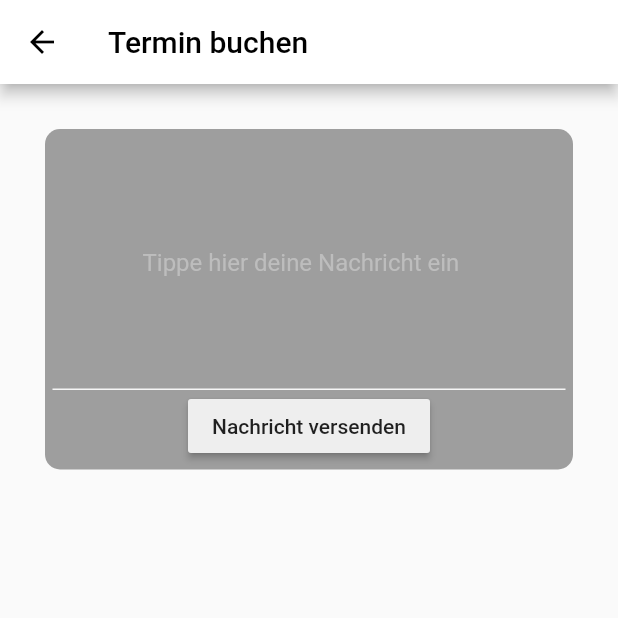
After one commit to NBN98/ScHool4.0, a Flutter app: the screen it shows after launch, item 5 of the bottom bar chosen, after a tap on "Markus Müller", on a phone screen of 412 x 824 dp, the top half of it. The commit adds this screen. Run offline on Flutter 3.47's test engine with Material 2 defaults, Android fonts, the phone set to English and light mode, and no system bars; our stand-ins replace cached_network_image.

Commit message:
Verions 1 final

```diff
--- a/uiapp/lib/Elterngespräch.dart
+++ b/uiapp/lib/Elterngespräch.dart
@@ -1,27 +1,27 @@
+
 import 'package:flutter/material.dart';
+import 'package:uiapp/Termin.dart';
 import './main.dart';
+import 'package:cached_network_image/cached_network_image.dart';
+
+
+
 
 class Meeting extends StatelessWidget {
+  bool iSearchung = false;
   @override
   Widget build(BuildContext context) {
     return Scaffold(
         appBar: AppBar(
           backgroundColor: Colors.white,
-          title: Text('Elterngespräch', style: TextStyle(color: Colors.black),),
+          title: Text('Elterngespräch', style: TextStyle(color: Colors.black),),    //TextField(decoration: InputDecoration(hintText: "Suche nach Lehrer/in"),)
           leading: IconButton(icon: Icon(Icons.arrow_back), color: Colors.black, onPressed: (){
             Navigator.push(context,
               MaterialPageRoute(builder: (context) => MyApp()),
             );
           },
           ),
-          actions: <Widget>[
-            IconButton(
-                icon: Icon(Icons.search), color: Colors.black,
-              onPressed: (){
 
-              },
-            )
-          ],
         ),
         body: SingleChildScrollView(
             child: Column(
@@ -32,12 +32,135 @@ class Meeting extends StatelessWidget {
                       margin: const EdgeInsets.all(8.0),
                       color: Colors.white,
                       child: ListTile(
-                        title: Text("Max Mustermann, \n Klasse 11a, \n Asam-Gymnasium München", style: TextStyle(color: Colors.black, fontWeight:  FontWeight.w500),),
+                        title: Text("Mit welchen Lehrern möchten Sie ein Gespräch/Elterngespräch ausmachen?", style: TextStyle(color: Colors.black, fontWeight:  FontWeight.w500),),
                       )
                   ),
                   const SizedBox(height: 10.0,),
+                  Card(
+                    shape: RoundedRectangleBorder(borderRadius: BorderRadius.circular(10.0)),
+                    child: Column(
+                      children: <Widget>[
+                        ListTile(
+                          title: Text("Markus Müller", style: TextStyle(color: Colors.black),),
+                          trailing: Icon(Icons.keyboard_arrow_right),
+                          onTap: (){
+                            Navigator.of(context)
+                                .push(
+                                MaterialPageRoute(
+                                    builder: (context) => Appointment()
+                                )
+                            );
+                          },
 
-                ]
+                        ),
+                        ListTile(
+                          title: Text("Gabriela Bauer", style: TextStyle(color: Colors.black),),
+                          trailing: Icon(Icons.keyboard_arrow_right),
+                          onTap: (){
+                            Navigator.of(context)
+                                .push(
+                                MaterialPageRoute(
+                                    builder: (context) => Appointment()
+                                )
+                            );
+                          },
+
+                        ),
+                        ListTile(
+                          title: Text("Markus Koch", style: TextStyle(color: Colors.black),),
+                          trailing: Icon(Icons.keyboard_arrow_right),
+                          onTap: (){
+                            Navigator.of(context)
+                                .push(
+                                MaterialPageRoute(
+                                    builder: (context) => Appointment()
+                                )
+                            );
+                          },
+
+                        ),
+                        ListTile(
+                          title: Text("Angelo Meier", style: TextStyle(color: Colors.black),),
+                          trailing: Icon(Icons.keyboard_arrow_right),
+                          onTap: (){
+                            Navigator.of(context)
+                                .push(
+                                MaterialPageRoute(
+                                    builder: (context) => Appointment()
+                                )
+                            );
+                          },
+
+                        ),
+                        ListTile(
+                          title: Text("Sabina Stiller", style: TextStyle(color: Colors.black),),
+                          trailing: Icon(Icons.keyboard_arrow_right),
+                          onTap: (){
+                            Navigator.of(context)
+                                .push(
+                                MaterialPageRoute(
+                                    builder: (context) => Appointment()
+                                )
+                            );
+                          },
+
+                        ),
+                        ListTile(
+                          title: Text("Ursula Landkammer", style: TextStyle(color: Colors.black),),
+                          trailing: Icon(Icons.keyboard_arrow_right),
+                          onTap: (){
+                            Navigator.of(context)
+                                .push(
+                                MaterialPageRoute(
+                                    builder: (context) => Appointment()
+                                )
+                            );
+                          },
+
+                        ),
+                        ListTile(
+                          title: Text("Dieter Wolfahrt", style: TextStyle(color: Colors.black),),
+                          trailing: Icon(Icons.keyboard_arrow_right),
+                          onTap: (){
+                            Navigator.of(context)
+                                .push(
+                                MaterialPageRoute(
+                                    builder: (context) => Appointment()
+                                )
+                            );
+                          },
+
+                        ),
+                        ListTile(
+                          title: Text("Nina Haag", style: TextStyle(color: Colors.black),),
+                          trailing: Icon(Icons.keyboard_arrow_right),
+                          onTap: (){
+                            Navigator.of(context)
+                                .push(
+                                MaterialPageRoute(
+                                    builder: (context) => Appointment()
+                                )
+                            );
+                          },
+
+                        ),
+                        ListTile(
+                          title: Text("Alexander Bruch", style: TextStyle(color: Colors.black),),
+                          trailing: Icon(Icons.keyboard_arrow_right),
+                          onTap: (){
+                            Navigator.of(context)
+                                .push(
+                                MaterialPageRoute(
+                                    builder: (context) => Appointment()
+                                )
+                            );
+                          },
+
+                        ),
+                      ],
+                  )
+                  ),
+                ],
             )
         )
       //padding:  EdgeInsets.all(25.0),
--- a/uiapp/lib/Persönliches.dart
+++ b/uiapp/lib/Persönliches.dart
@@ -3,6 +3,7 @@ import './Noten.dart';
 import './main.dart';
 
 class Personal extends StatelessWidget {
+
   @override
   Widget build(BuildContext context) {
     return Scaffold(
--- a/uiapp/lib/Speisekarte.dart
+++ b/uiapp/lib/Speisekarte.dart
@@ -24,7 +24,7 @@ class Food extends StatelessWidget {
                       margin: const EdgeInsets.all(8.0),
                       color: Colors.white,
                       child: ListTile(
-                        title: Text("Max Mustermann, \n Klasse 11a, \n Asam-Gymnasium München", style: TextStyle(color: Colors.black, fontWeight:  FontWeight.w500),),
+                        title: Text("Hier Speisekarte", style: TextStyle(color: Colors.black, fontWeight:  FontWeight.w500),),
                       )
                   ),
                   const SizedBox(height: 10.0,),
--- a/uiapp/lib/Stundenplan.dart
+++ b/uiapp/lib/Stundenplan.dart
@@ -24,7 +24,7 @@ class Timetable extends StatelessWidget {
                       margin: const EdgeInsets.all(8.0),
                       color: Colors.white,
                       child: ListTile(
-                        title: Text("Max Mustermann, \n Klasse 11a, \n Asam-Gymnasium München", style: TextStyle(color: Colors.black, fontWeight:  FontWeight.w500),),
+                        title: Text("hier Studenplan", style: TextStyle(color: Colors.black, fontWeight:  FontWeight.w500),),
                       )
                   ),
                   const SizedBox(height: 10.0,),
--- /dev/null
+++ b/uiapp/lib/Termin.dart
@@ -0,0 +1,60 @@
+import 'package:flutter/material.dart';
+import './Elterngespräch.dart';
+
+class Appointment extends StatelessWidget {
+  @override
+  Widget build(BuildContext context) {
+    return Scaffold(
+        appBar: AppBar(
+          backgroundColor: Colors.white,
+          title: Text('Termin buchen', style: TextStyle(color: Colors.black),),
+          leading: IconButton(icon: Icon(Icons.arrow_back), color: Colors.black, onPressed: (){
+            Navigator.push(context,
+              MaterialPageRoute(builder: (context) => Meeting()),
+            );
+          },
+          ),
+        ),
+        body: Container(
+          padding: EdgeInsets.all(30.0),
+          child: Column(
+            children: <Widget>[
+              Container(
+                padding: EdgeInsets.all(5),
+                decoration: BoxDecoration(
+                  color: Colors.grey,
+                  borderRadius: BorderRadius.circular(10)
+                ),
+                child: Column(
+                  children: <Widget>[
+                    Container(
+                      padding: EdgeInsets.all(60),   //8
+                      decoration: BoxDecoration(
+                        border: Border(bottom: BorderSide(color: Colors.grey[100]))
+                      ),
+                      child: TextField(
+                        keyboardType: TextInputType.multiline,
+                        maxLines: null,
+                        decoration: InputDecoration(
+                          border: InputBorder.none,
+                          hintText: "Tippe hier deine Nachricht ein",
+                          hintStyle: TextStyle(color: Colors.grey[400])
+                        ),
+                      )
+                    ),
+                    RaisedButton(
+                      onPressed: () {},
+                      child: Text('Nachricht versenden'),
+                      color: Colors.grey[200]
+                    ),
+                  ],
+                ),
+              )
+            ],
+          ),
+        )
+      //padding:  EdgeInsets.all(25.0),
+      //child: Text('Persönliches', style: TextStyle(fontSize: 25.0),),
+    );
+  }
+}
--- a/uiapp/lib/ToDo.dart
+++ b/uiapp/lib/ToDo.dart
@@ -24,7 +24,7 @@ class ToDO extends StatelessWidget {
                       margin: const EdgeInsets.all(8.0),
                       color: Colors.white,
                       child: ListTile(
-                        title: Text("Max Mustermann, \n Klasse 11a, \n Asam-Gymnasium München", style: TextStyle(color: Colors.black, fontWeight:  FontWeight.w500),),
+                        title: Text("Hier hausaufgaben", style: TextStyle(color: Colors.black, fontWeight:  FontWeight.w500),),
                       )
                   ),
                   const SizedBox(height: 10.0,),
--- a/uiapp/pubspec.yaml
+++ b/uiapp/pubspec.yaml
@@ -23,6 +23,7 @@ dependencies:
   # The following adds the Cupertino Icons font to your application.
   # Use with the CupertinoIcons class for iOS style icons.
   cupertino_icons: ^0.1.2
+  cached_network_image: ^2.2.0+1
 
 dev_dependencies:
   flutter_test:
```
Also changed, not shown: uiapp/pubspec.lock, 1 other file.
